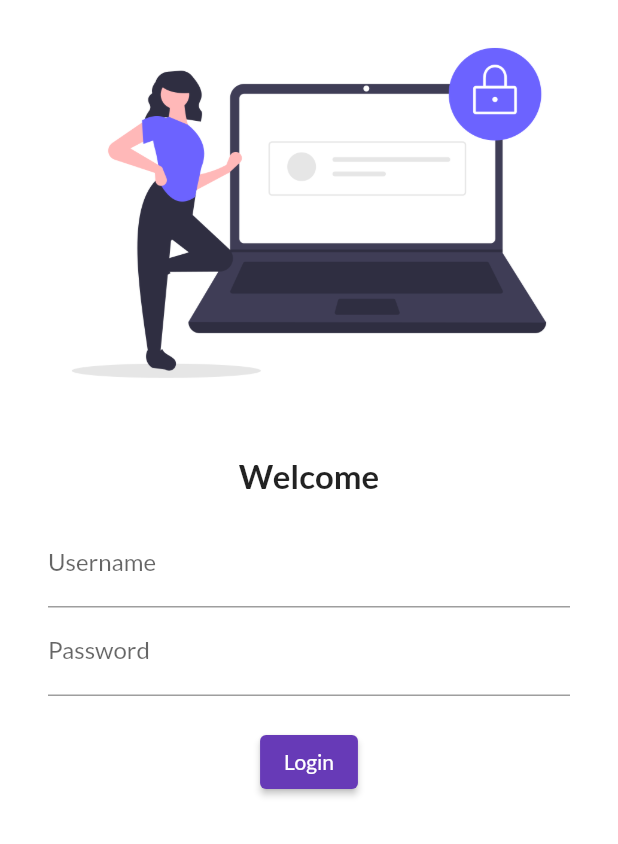
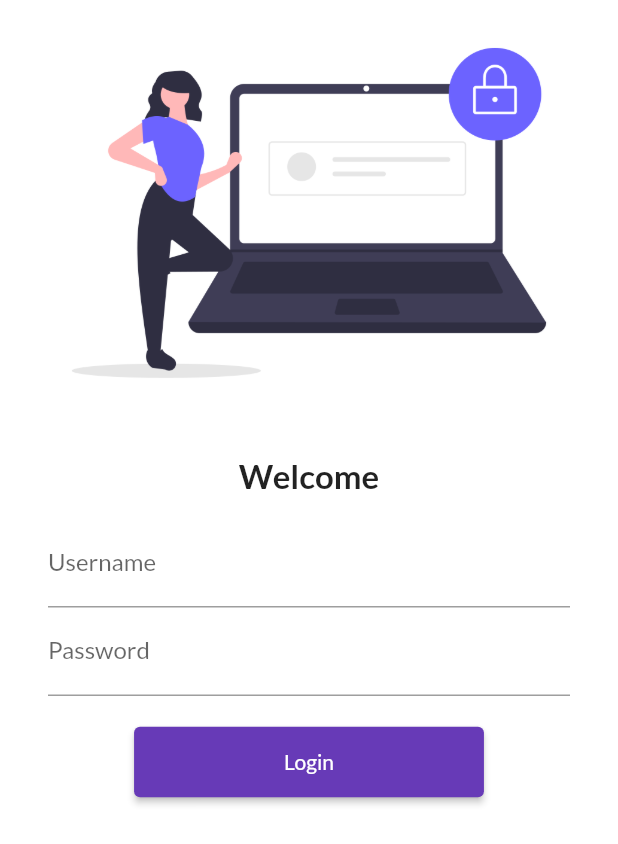
Before and after one commit to utkarshshekhar13/flutterSeries, a Flutter app: the screen it shows after launch, on a phone screen of 412 x 824 dp. Shown: the top 844 px of the screen. Run offline on Flutter 3.47's test engine with Material 2 defaults, Android fonts, the phone set to English and light mode, and no system bars; our stand-ins replace google_fonts.

Commit message:
Day 4 completed

```diff
--- a/lib/pages/login_page.dart
+++ b/lib/pages/login_page.dart
@@ -41,7 +41,9 @@ class LoginPage extends StatelessWidget {
                       onPressed: () {
                         print("Hello");
                       },
-                      child: Text("Login"))
+                      child: Text("Login"),
+                      style: ElevatedButton.styleFrom(padding: EdgeInsets.symmetric(horizontal: 100, vertical: 15),)
+                  )
                 ],
               ),
             )
```
